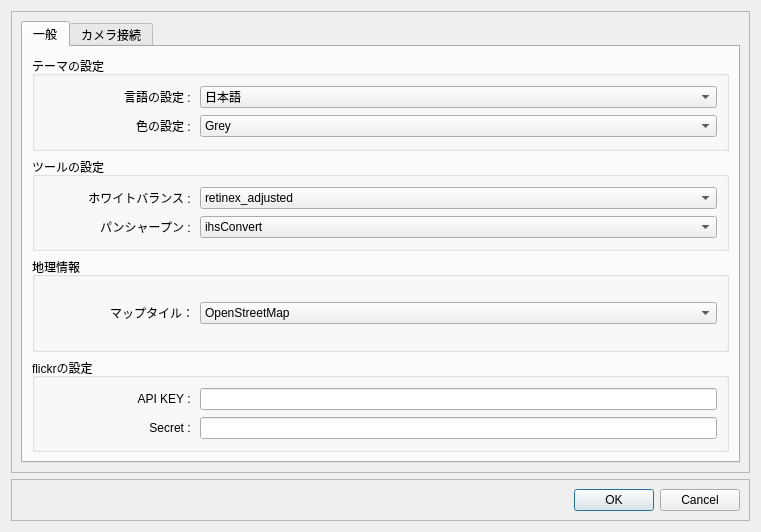
yufujimoto/SurveyDataCollector, file ui/configuration.ui: the form before one commit.
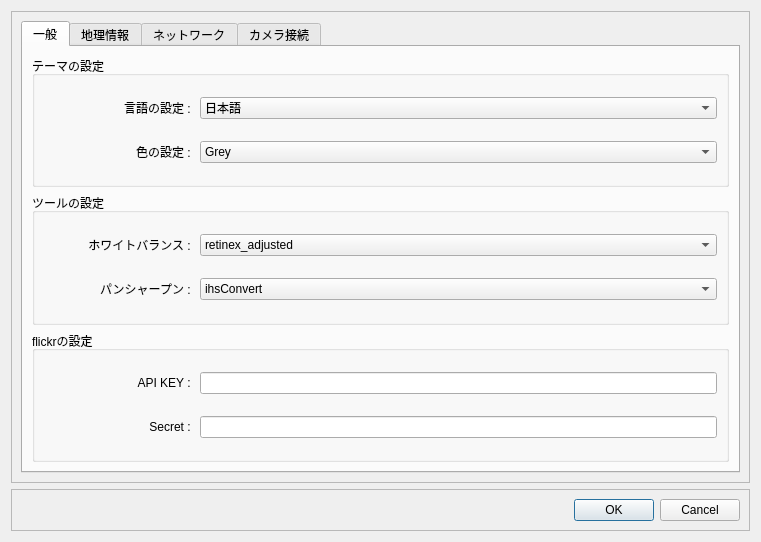
The form after the commit. The open tabs and pages were chosen to show the change.

Patch:
```diff
--- a/ui/configuration.ui
+++ b/ui/configuration.ui
@@ -7,9 +7,15 @@
     <x>0</x>
     <y>0</y>
     <width>761</width>
-    <height>532</height>
+    <height>542</height>
    </rect>
   </property>
+  <property name="maximumSize">
+   <size>
+    <width>16777215</width>
+    <height>542</height>
+   </size>
+  </property>
   <property name="windowTitle">
    <string>Dialog</string>
   </property>
@@ -43,10 +49,16 @@
               <layout class="QHBoxLayout" name="hlay_theme_lang">
                <item>
                 <widget class="QLabel" name="lbl_lang">
+                 <property name="minimumSize">
+                  <size>
+                   <width>0</width>
+                   <height>30</height>
+                  </size>
+                 </property>
                  <property name="maximumSize">
                   <size>
                    <width>150</width>
-                   <height>16777215</height>
+                   <height>30</height>
                   </size>
                  </property>
                  <property name="text">
@@ -77,10 +89,16 @@
               <layout class="QHBoxLayout" name="hlay_theme_skin">
                <item>
                 <widget class="QLabel" name="lbl_skin">
+                 <property name="minimumSize">
+                  <size>
+                   <width>0</width>
+                   <height>30</height>
+                  </size>
+                 </property>
                  <property name="maximumSize">
                   <size>
                    <width>150</width>
-                   <height>16777215</height>
+                   <height>30</height>
                   </size>
                  </property>
                  <property name="text">
@@ -120,10 +138,16 @@
               <layout class="QHBoxLayout" name="hlay_tool_awb">
                <item>
                 <widget class="QLabel" name="lbl_tool_awb">
+                 <property name="minimumSize">
+                  <size>
+                   <width>0</width>
+                   <height>30</height>
+                  </size>
+                 </property>
                  <property name="maximumSize">
                   <size>
                    <width>150</width>
-                   <height>16777215</height>
+                   <height>30</height>
                   </size>
                  </property>
                  <property name="text">
@@ -189,10 +213,16 @@
               <layout class="QHBoxLayout" name="hlay_tool_psp">
                <item>
                 <widget class="QLabel" name="lbl_tool_psp">
+                 <property name="minimumSize">
+                  <size>
+                   <width>0</width>
+                   <height>30</height>
+                  </size>
+                 </property>
                  <property name="maximumSize">
                   <size>
                    <width>150</width>
-                   <height>16777215</height>
+                   <height>30</height>
                   </size>
                  </property>
                  <property name="text">
@@ -228,10 +258,87 @@
            </widget>
           </item>
           <item>
+           <widget class="QGroupBox" name="gbx_flickr">
+            <property name="title">
+             <string>flickrの設定</string>
+            </property>
+            <layout class="QVBoxLayout" name="verticalLayout_4">
+             <item>
+              <layout class="QHBoxLayout" name="hlay_flc_api">
+               <item>
+                <widget class="QLabel" name="lbl_flc_api">
+                 <property name="minimumSize">
+                  <size>
+                   <width>150</width>
+                   <height>30</height>
+                  </size>
+                 </property>
+                 <property name="maximumSize">
+                  <size>
+                   <width>150</width>
+                   <height>30</height>
+                  </size>
+                 </property>
+                 <property name="text">
+                  <string>API KEY : </string>
+                 </property>
+                 <property name="alignment">
+                  <set>Qt::AlignRight|Qt::AlignTrailing|Qt::AlignVCenter</set>
+                 </property>
+                </widget>
+               </item>
+               <item>
+                <widget class="QLineEdit" name="txt_flc_api"/>
+               </item>
+              </layout>
+             </item>
+             <item>
+              <layout class="QHBoxLayout" name="hlay_flc_sec">
+               <item>
+                <widget class="QLabel" name="lbl_flc_sec">
+                 <property name="minimumSize">
+                  <size>
+                   <width>150</width>
+                   <height>30</height>
+                  </size>
+                 </property>
+                 <property name="maximumSize">
+                  <size>
+                   <width>150</width>
+                   <height>30</height>
+                  </size>
+                 </property>
+                 <property name="text">
+                  <string>Secret : </string>
+                 </property>
+                 <property name="alignment">
+                  <set>Qt::AlignRight|Qt::AlignTrailing|Qt::AlignVCenter</set>
+                 </property>
+                </widget>
+               </item>
+               <item>
+                <widget class="QLineEdit" name="txt_flc_sec"/>
+               </item>
+              </layout>
+             </item>
+            </layout>
+           </widget>
+          </item>
+         </layout>
+        </widget>
+        <widget class="QWidget" name="tab_geoinfo">
+         <attribute name="title">
+          <string>地理情報</string>
+         </attribute>
+         <layout class="QVBoxLayout" name="verticalLayout_3">
+          <item>
            <widget class="QGroupBox" name="gbx_geospatial">
             <property name="title">
              <string>地理情報</string>
             </property>
+            <property name="alignment">
+             <set>Qt::AlignLeading|Qt::AlignLeft|Qt::AlignTop</set>
+            </property>
             <layout class="QVBoxLayout" name="verticalLayout_2">
              <item>
               <layout class="QHBoxLayout" name="horizontalLayout">
@@ -240,7 +347,7 @@
                  <property name="maximumSize">
                   <size>
                    <width>150</width>
-                   <height>16777215</height>
+                   <height>30</height>
                   </size>
                  </property>
                  <property name="text">
@@ -290,59 +397,55 @@
             </layout>
            </widget>
           </item>
+         </layout>
+        </widget>
+        <widget class="QWidget" name="tab_network">
+         <attribute name="title">
+          <string>ネットワーク</string>
+         </attribute>
+         <layout class="QVBoxLayout" name="verticalLayout_11">
           <item>
-           <widget class="QGroupBox" name="gbx_flickr">
-            <property name="title">
-             <string>flickrの設定</string>
+           <layout class="QVBoxLayout" name="verticalLayout_13">
+            <property name="topMargin">
+             <number>10</number>
             </property>
-            <layout class="QVBoxLayout" name="verticalLayout_4">
              <item>
-              <layout class="QHBoxLayout" name="hlay_flc_api">
-               <item>
-                <widget class="QLabel" name="lbl_flc_api">
-                 <property name="minimumSize">
-                  <size>
-                   <width>150</width>
-                   <height>0</height>
-                  </size>
-                 </property>
-                 <property name="maximumSize">
-                  <size>
-                   <width>150</width>
-                   <height>16777215</height>
-                  </size>
-                 </property>
+             <widget class="QRadioButton" name="rbtn_no_proxy">
                  <property name="text">
-                  <string>API KEY : </string>
-                 </property>
-                 <property name="alignment">
-                  <set>Qt::AlignRight|Qt::AlignTrailing|Qt::AlignVCenter</set>
+               <string>NO PRO&amp;XY</string>
+              </property>
+              <property name="checked">
+               <bool>true</bool>
                  </property>
                 </widget>
                </item>
                <item>
-                <widget class="QLineEdit" name="txt_flc_api"/>
+             <widget class="QRadioButton" name="rbtn_proxy">
+              <property name="text">
+               <string>HTTP PROXY</string>
+              </property>
+             </widget>
                </item>
               </layout>
              </item>
              <item>
-              <layout class="QHBoxLayout" name="hlay_flc_sec">
+           <layout class="QHBoxLayout" name="horizontalLayout_3">
                <item>
-                <widget class="QLabel" name="lbl_flc_sec">
+             <widget class="QLabel" name="lbl_proxy">
                  <property name="minimumSize">
                   <size>
                    <width>150</width>
-                   <height>0</height>
+                <height>30</height>
                   </size>
                  </property>
                  <property name="maximumSize">
                   <size>
                    <width>150</width>
-                   <height>16777215</height>
+                <height>30</height>
                   </size>
                  </property>
                  <property name="text">
-                  <string>Secret : </string>
+               <string>Proxy: </string>
                  </property>
                  <property name="alignment">
                   <set>Qt::AlignRight|Qt::AlignTrailing|Qt::AlignVCenter</set>
@@ -350,12 +453,16 @@
                 </widget>
                </item>
                <item>
-                <widget class="QLineEdit" name="txt_flc_sec"/>
+             <widget class="QLineEdit" name="txt_proxy"/>
                </item>
               </layout>
              </item>
-            </layout>
-           </widget>
+          <item>
+           <layout class="QHBoxLayout" name="horizontalLayout_9">
+            <property name="topMargin">
+             <number>250</number>
+            </property>
+           </layout>
           </item>
          </layout>
         </widget>
```
Left out of the diff: 14 changed lines with no effect on the pictures. Lines whose indentation alone changed are shown as unchanged.
